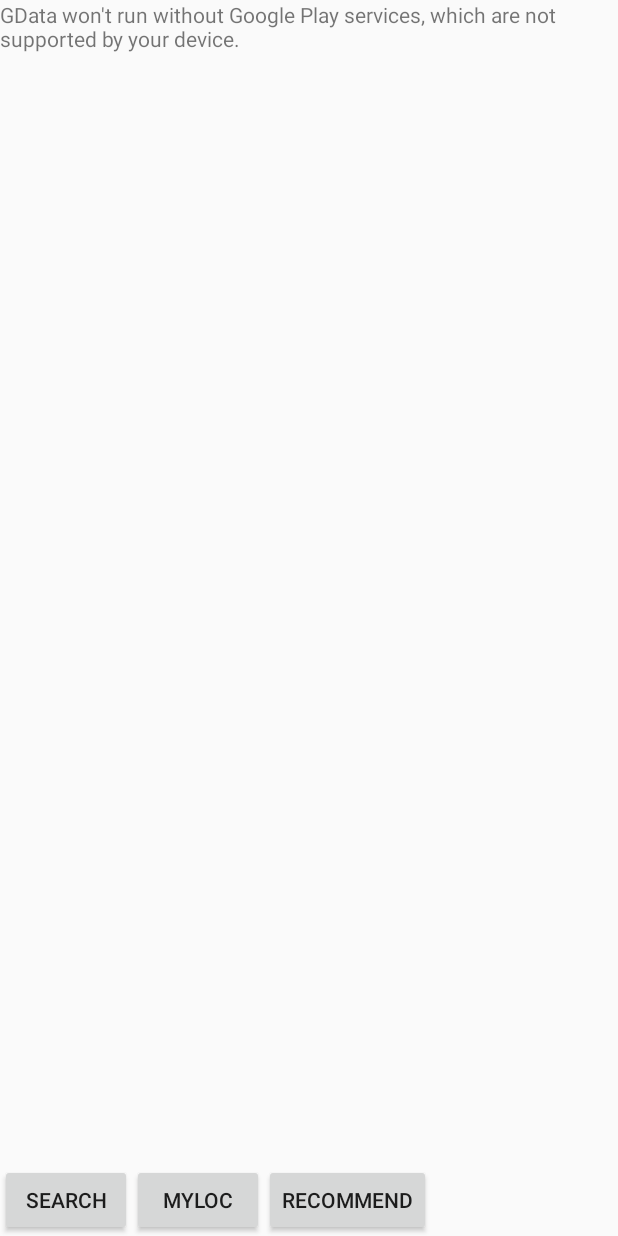
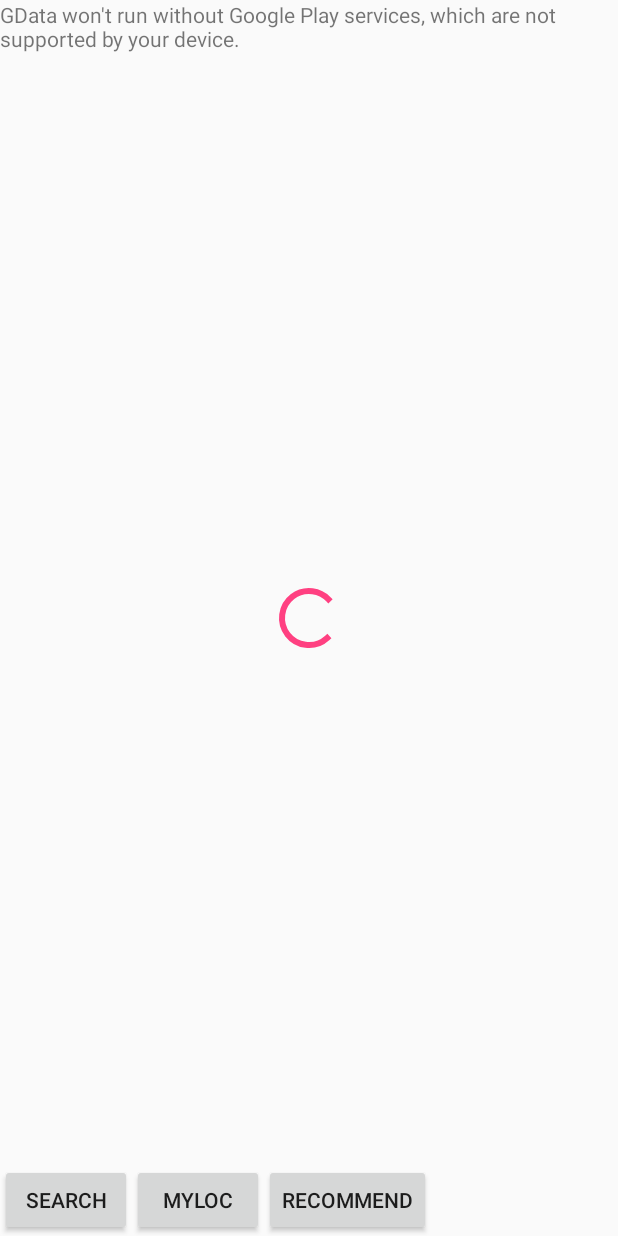
Before and after one commit to SongMiLee/GData, an Android app: the screen it shows after launch (MainActivity), on a phone screen of 412 x 824 dp. Run offline under Robolectric (Android 15) with nearby library versions, the phone set to English and light mode, and no system bars; 2 statements that could not run were skipped.

```diff
--- a/GDAta/app/src/main/res/layout/activity_main.xml
+++ b/GDAta/app/src/main/res/layout/activity_main.xml
@@ -42,4 +42,11 @@
         android:layout_alignParentTop="true"
         android:layout_alignParentEnd="true" />
 
+    <ProgressBar
+        android:layout_width="wrap_content"
+        android:layout_height="wrap_content"
+        android:id="@+id/main_progressbar"
+        android:layout_centerVertical="true"
+        android:layout_centerHorizontal="true" />
+
 </RelativeLayout>
```
Also changed, not shown: GDAta/app/src/main/java/data/hci/gdata/Activity/MainActivity.java (+10 -5 lines), GDAta/app/src/main/java/data/hci/gdata/Service/GpsService.java (+7 -5 lines).
